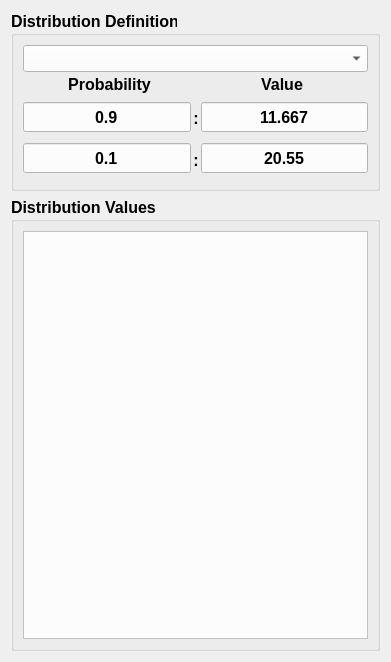
Old version of the form tribgui/_qtdesigner/qdesignFDTables.ui in the repository trhallam/trib.
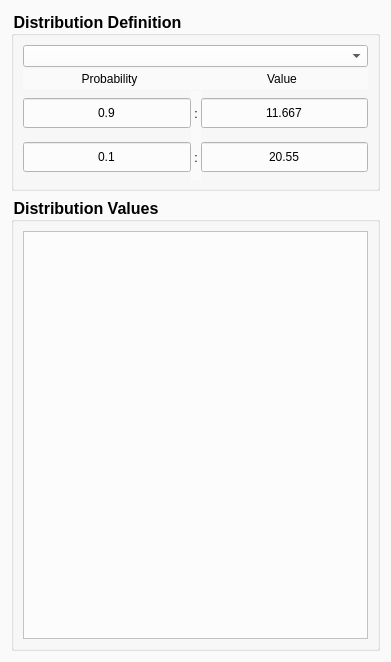
New version of the form. Custom widgets are drawn as their Qt base class.

The edit to the form file:
```diff
--- a/tribgui/_qtdesigner/qdesignFDTables.ui
+++ b/tribgui/_qtdesigner/qdesignFDTables.ui
@@ -19,6 +19,9 @@
   <property name="windowTitle">
    <string>Form</string>
   </property>
+  <property name="styleSheet">
+   <string notr="true">background-color: rgb(250, 250, 250);</string>
+  </property>
   <layout class="QGridLayout" name="gridLayout">
    <item row="0" column="0">
     <widget class="QGroupBox" name="distributionDefBox">
@@ -41,6 +44,9 @@
        <bold>true</bold>
       </font>
      </property>
+     <property name="styleSheet">
+      <string notr="true">background-color: rgb(250, 250, 250);</string>
+     </property>
      <property name="title">
       <string>Distribution Definition</string>
      </property>
@@ -344,7 +350,7 @@
       </font>
      </property>
      <property name="styleSheet">
-      <string notr="true"/>
+      <string notr="true">background-color: rgb(250, 250, 250);</string>
      </property>
      <property name="title">
       <string>Distribution Values</string>
```
